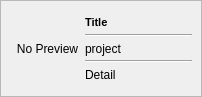
The window that ui/item.ui (iceanimations/customui) describes before a commit, drawn with Qt 5.
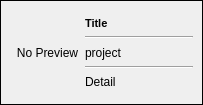
The same window after the commit.

Commit message: QFrame added in for item.ui and working fine

Diff of the .ui file:
```diff
--- a/ui/item.ui
+++ b/ui/item.ui
@@ -6,15 +6,15 @@
    <rect>
     <x>0</x>
     <y>0</y>
-    <width>202</width>
-    <height>97</height>
+    <width>203</width>
+    <height>105</height>
    </rect>
   </property>
   <property name="windowTitle">
    <string>Frame</string>
   </property>
   <property name="frameShape">
-   <enum>QFrame::StyledPanel</enum>
+   <enum>QFrame::Panel</enum>
   </property>
   <property name="frameShadow">
    <enum>QFrame::Plain</enum>
```
The commit also changes 1 other file.
